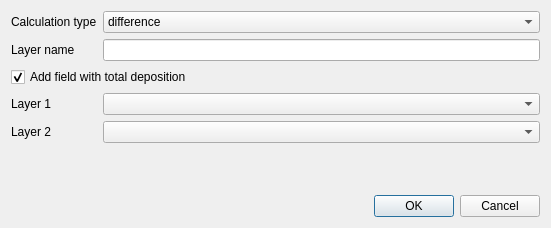
Qt form ImaerPlugin/relate_calc_results_dlg.ui (opengeogroep/AERIUS-QGIS-plugins) before a commit.
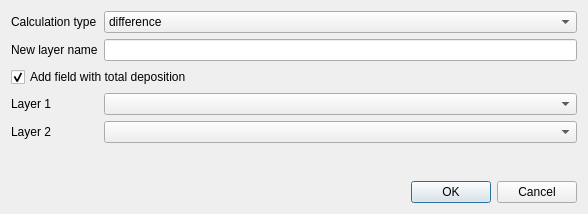
The same form after that commit. Custom widgets are drawn as their Qt base class.

Commit message: calculate maximum value layer

Diff of the .ui file:
```diff
--- a/ImaerPlugin/relate_calc_results_dlg.ui
+++ b/ImaerPlugin/relate_calc_results_dlg.ui
@@ -6,8 +6,8 @@
    <rect>
     <x>0</x>
     <y>0</y>
-    <width>551</width>
-    <height>228</height>
+    <width>588</width>
+    <height>214</height>
    </rect>
   </property>
   <property name="windowTitle">
@@ -51,7 +51,7 @@
        <item row="1" column="0">
         <widget class="QLabel" name="label_layer_name">
          <property name="text">
-          <string>Layer name</string>
+          <string>New layer name</string>
          </property>
         </widget>
        </item>
```
Left out of the diff: 5 changed lines with no effect on the pictures. The commit also changes 2 other files.
